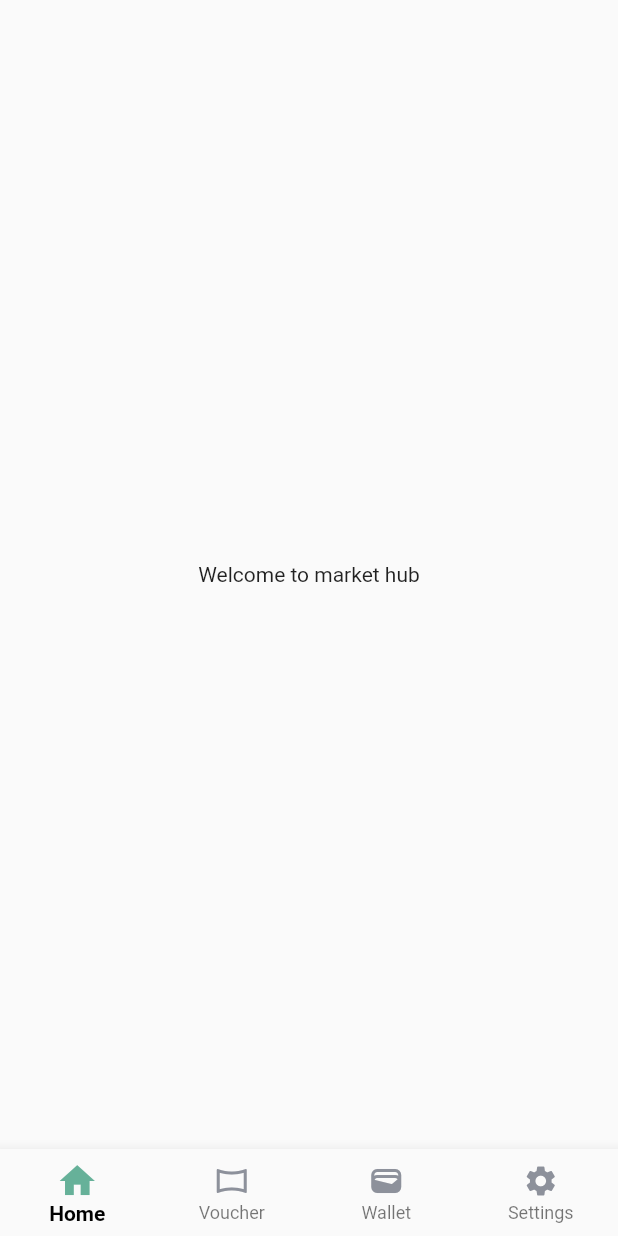
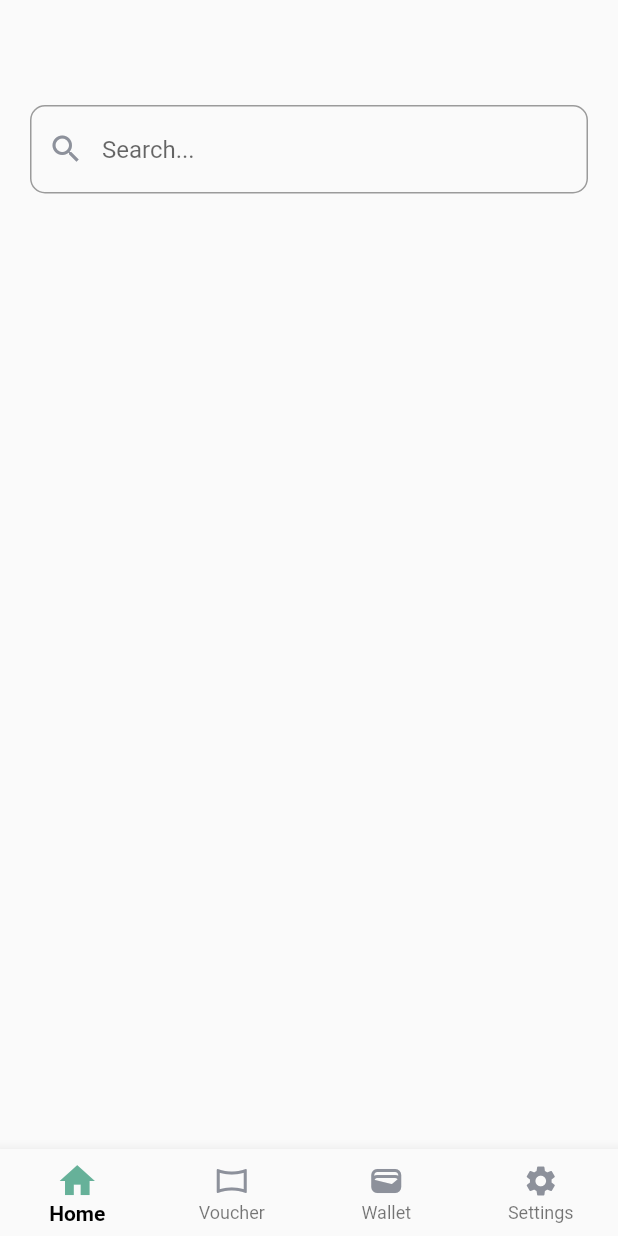
Before and after one commit to XROLE/market-hub, a Flutter app: the screen it shows after launch, on a phone screen of 412 x 824 dp. Run offline on Flutter 3.47's test engine with Material 2 defaults, Android fonts, the phone set to English and light mode, and no system bars.

Commit message:
create search bar

```diff
--- a/lib/presentation/home/home.dart
+++ b/lib/presentation/home/home.dart
@@ -1,6 +1,7 @@
 import 'package:flutter/material.dart';
 import 'package:flutter/src/widgets/framework.dart';
 import 'package:flutter/src/widgets/placeholder.dart';
+import 'package:market_hub/presentation/home/widgets/app_searchbar.dart';
 import 'package:market_hub/presentation/home/widgets/bottom_nav_bar.dart';
 
 class HomePage extends StatelessWidget {
@@ -8,9 +9,12 @@ class HomePage extends StatelessWidget {
 
   @override
   Widget build(BuildContext context) {
-    return const Scaffold(
-      body: Center(child: Text("Welcome to market hub"),),
-      bottomNavigationBar: BottomNavBar(),
+    return  Scaffold(
+      body: Container(
+        padding: const EdgeInsets.only(top: 70, left: 20, right: 20, bottom: 20),
+        child: Column(children: [
+          AppSearchBar()])),
+      bottomNavigationBar: const BottomNavBar(),
     );
   }
 }
--- /dev/null
+++ b/lib/presentation/home/widgets/app_searchbar.dart
@@ -0,0 +1,28 @@
+import 'package:flutter/material.dart';
+import 'package:market_hub/utils/colors.dart';
+
+class AppSearchBar extends StatelessWidget {
+  final TextEditingController searchController = TextEditingController();
+
+  AppSearchBar({super.key});
+
+  @override
+  Widget build(BuildContext context) {
+    return TextField(
+      controller: searchController,
+      decoration: InputDecoration(
+        hintText: 'Search...',
+        prefixIcon: Icon(Icons.search, color: AppColors.textGrey,),
+        border: OutlineInputBorder(
+          borderRadius: BorderRadius.circular(10),
+        ),
+        focusedBorder: OutlineInputBorder(
+          borderSide: BorderSide(color: AppColors.textGrey),
+          borderRadius: BorderRadius.circular(10),
+        ),
+      ),
+      onChanged: (value) {
+      },
+    );
+  }
+}
```
